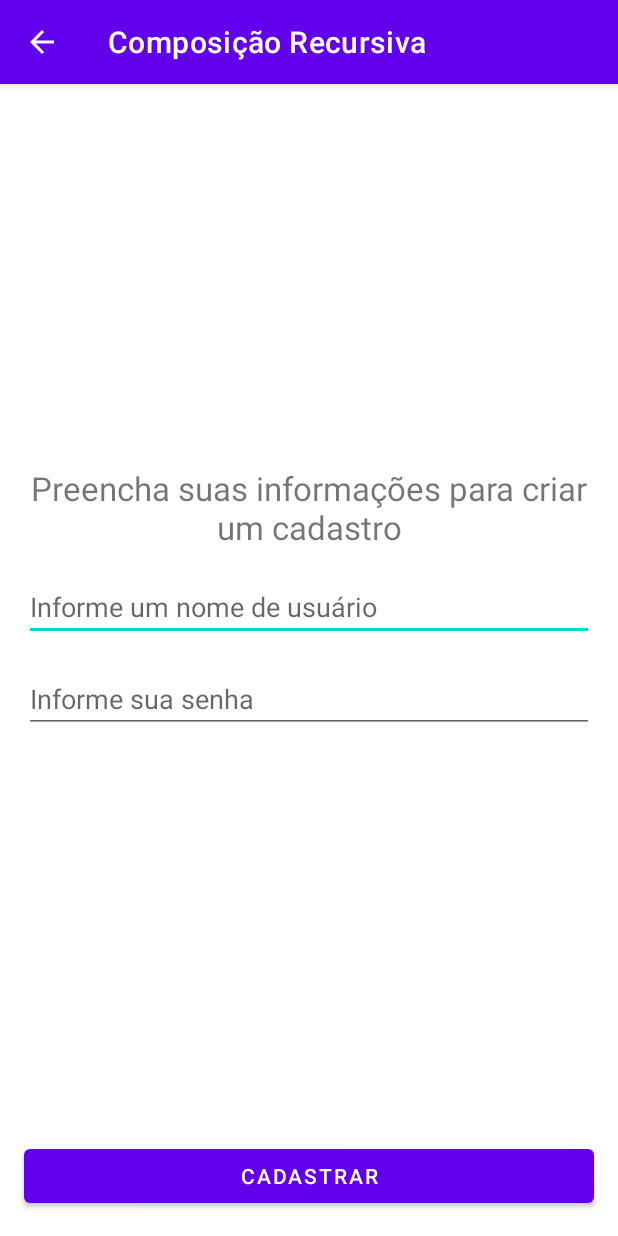
After one commit to FabioSmau/ComposicaoRecursivaExemplos, an Android app: the CreateUserActivity screen opened directly, with no data from a screen before it, on a phone screen of 412 x 824 dp. The commit adds this screen. Run offline under Robolectric (Android 15) with nearby library versions, the phone set to English and light mode, and no system bars.

Commit message:
Criando estrutura para fluxo de criação de usuários para aplicação do padrão decorator no futuro;

```diff
--- /dev/null
+++ b/app/src/main/java/com/composicao/recursiva/create/CreateUserActivity.kt
@@ -0,0 +1,69 @@
+package com.composicao.recursiva.create
+
+import android.content.Context
+import android.content.Intent
+import android.os.Bundle
+import android.widget.Button
+import android.widget.EditText
+import android.widget.Toast
+import androidx.activity.viewModels
+import androidx.appcompat.app.AppCompatActivity
+import androidx.lifecycle.Observer
+import com.composicao.recursiva.R
+
+class CreateUserActivity : AppCompatActivity(R.layout.activity_create_user) {
+
+    private val viewModel: CreateUserViewModel by viewModels()
+
+    override fun onCreate(savedInstanceState: Bundle?) {
+        super.onCreate(savedInstanceState)
+        setupViewModelObserver()
+        setupClickButtonCreateUser()
+        setupStateObserver()
+    }
+
+    private fun setupViewModelObserver() {
+        lifecycle.addObserver(viewModel)
+    }
+
+    private fun setupClickButtonCreateUser() {
+        val buttonCreate: Button = findViewById(R.id.buttton_create_user)
+        buttonCreate.setOnClickListener {
+            createNewUser()
+        }
+    }
+
+    private fun createNewUser() {
+        val textUserName: EditText = findViewById(R.id.edit_text_username)
+        val textUsePassword: EditText = findViewById(R.id.edit_text_password)
+        val userName = textUserName.text.toString()
+        val password = textUsePassword.text.toString()
+        viewModel.createUser(userName, password)
+    }
+
+    private fun setupStateObserver() {
+        viewModel.createUserStateLiveData().observe(this, Observer { viewState ->
+            when (viewState) {
+                is CreateUserState.Error -> showError(viewState.message)
+                is CreateUserState.Success -> createNewUserWithSuccess()
+            }
+        })
+    }
+
+    private fun showError(errorMessage: String?) {
+        showToast(errorMessage)
+    }
+
+    private fun createNewUserWithSuccess() {
+        showToast("Usuário criado com sucesso!")
+        finish()
+    }
+
+    private fun showToast(message: String?) {
+        Toast.makeText(this, message, Toast.LENGTH_LONG).show()
+    }
+
+    companion object {
+        fun createIntent(context: Context) = Intent(context, CreateUserActivity::class.java)
+    }
+}
--- /dev/null
+++ b/app/src/main/java/com/composicao/recursiva/create/CreateUserViewModel.kt
@@ -0,0 +1,31 @@
+package com.composicao.recursiva.create
+
+import androidx.lifecycle.LifecycleObserver
+import androidx.lifecycle.LiveData
+import androidx.lifecycle.MutableLiveData
+import androidx.lifecycle.ViewModel
+import com.composicao.recursiva.create.model.User
+
+class CreateUserViewModel : ViewModel(), LifecycleObserver {
+
+    private val createUserState = MutableLiveData<CreateUserState>()
+
+    fun createUser(userName: String, password: String) {
+        try {
+            val newUser = User(userName, password)
+            newUser.validateUser()
+            createUserState.value = CreateUserState.Success
+        } catch (exception: Exception) {
+            createUserState.value = CreateUserState.Error(exception.message)
+        }
+    }
+
+    fun createUserStateLiveData(): LiveData<CreateUserState> {
+        return createUserState
+    }
+}
+
+sealed class CreateUserState {
+    data class Error(val message: String?) : CreateUserState()
+    object Success : CreateUserState()
+}
--- /dev/null
+++ b/app/src/main/res/layout/activity_create_user.xml
@@ -0,0 +1,55 @@
+<?xml version="1.0" encoding="utf-8"?>
+<RelativeLayout xmlns:android="http://schemas.android.com/apk/res/android"
+    xmlns:app="http://schemas.android.com/apk/res-auto"
+    xmlns:tools="http://schemas.android.com/tools"
+    android:layout_width="match_parent"
+    android:layout_height="match_parent"
+    tools:context=".news.NewsListActivity">
+
+    <LinearLayout
+        android:layout_width="match_parent"
+        android:layout_height="wrap_content"
+        android:layout_above="@+id/buttton_create_user"
+        android:layout_alignParentTop="true"
+        android:gravity="center"
+        android:orientation="vertical"
+        android:padding="16dp">
+
+        <TextView
+            android:layout_width="match_parent"
+            android:layout_height="wrap_content"
+            android:textAlignment="center"
+            android:text="Preencha suas informações para criar um cadastro"
+            android:textSize="22dp" />
+
+
+        <EditText
+            android:id="@+id/edit_text_username"
+            android:layout_width="match_parent"
+            android:layout_height="wrap_content"
+            android:layout_marginTop="16dp"
+            android:hint="Informe um nome de usuário" />
+
+
+        <EditText
+            android:id="@+id/edit_text_password"
+            android:layout_width="match_parent"
+            android:layout_height="wrap_content"
+            android:layout_marginTop="16dp"
+            android:hint="Informe sua senha" />
+
+    </LinearLayout>
+
+
+    <Button
+        android:id="@+id/buttton_create_user"
+        android:layout_width="match_parent"
+        android:layout_height="wrap_content"
+        android:layout_alignParentBottom="true"
+        android:layout_marginStart="16dp"
+        android:layout_marginTop="16dp"
+        android:layout_marginEnd="16dp"
+        android:layout_marginBottom="16dp"
+        android:text="Cadastrar" />
+
+</RelativeLayout>
--- a/app/src/main/res/layout/activity_list_news.xml
+++ b/app/src/main/res/layout/activity_list_news.xml
@@ -4,7 +4,7 @@
     xmlns:tools="http://schemas.android.com/tools"
     android:layout_width="match_parent"
     android:layout_height="match_parent"
-    tools:context=".NewsListActivity">
+    tools:context=".news.NewsListActivity">
 
     <androidx.recyclerview.widget.RecyclerView
         android:id="@+id/recycler_view_content"
--- a/app/src/main/res/layout/activity_list_news_recycler_item.xml
+++ b/app/src/main/res/layout/activity_list_news_recycler_item.xml
@@ -5,7 +5,7 @@
     android:layout_height="wrap_content"
     android:orientation="vertical"
     android:padding="16dp"
-    tools:context=".NewsListActivity">
+    tools:context=".news.NewsListActivity">
 
     <TextView
         android:id="@+id/text_view_news_title"
```
Also changed, not shown: app/src/main/java/com/composicao/recursiva/create/model/User.kt (added, +27 -0 lines).
